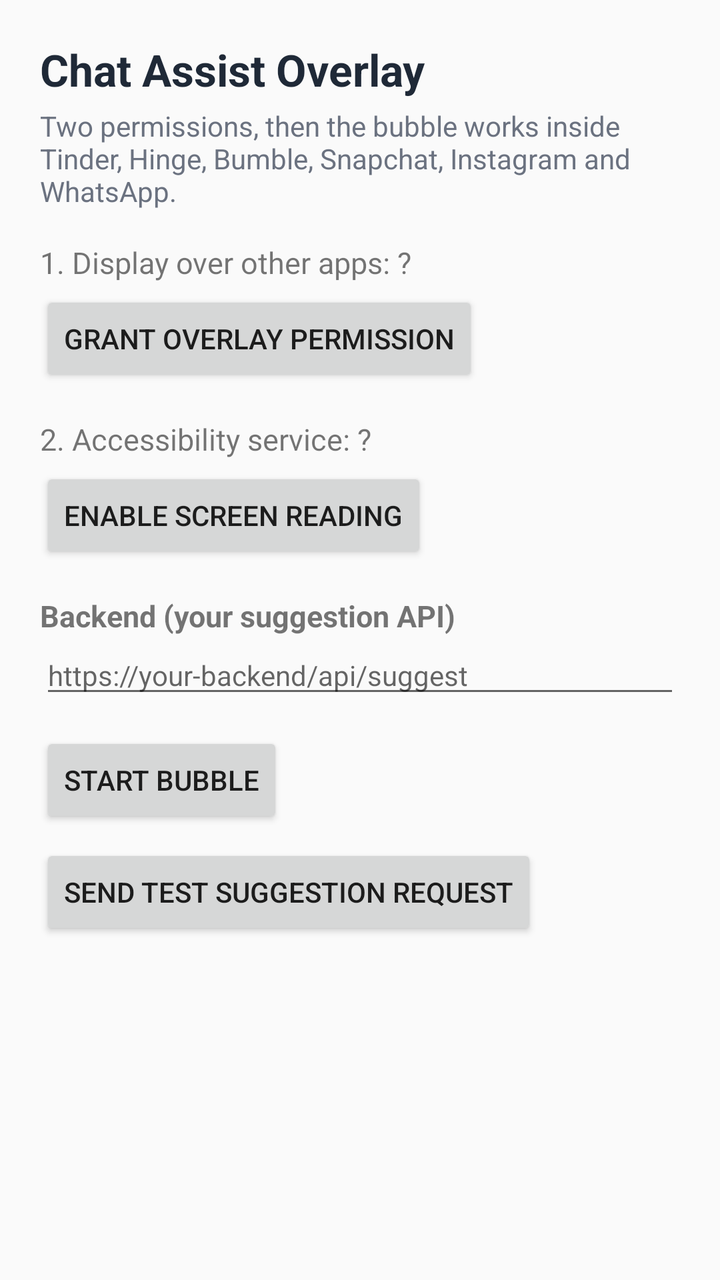
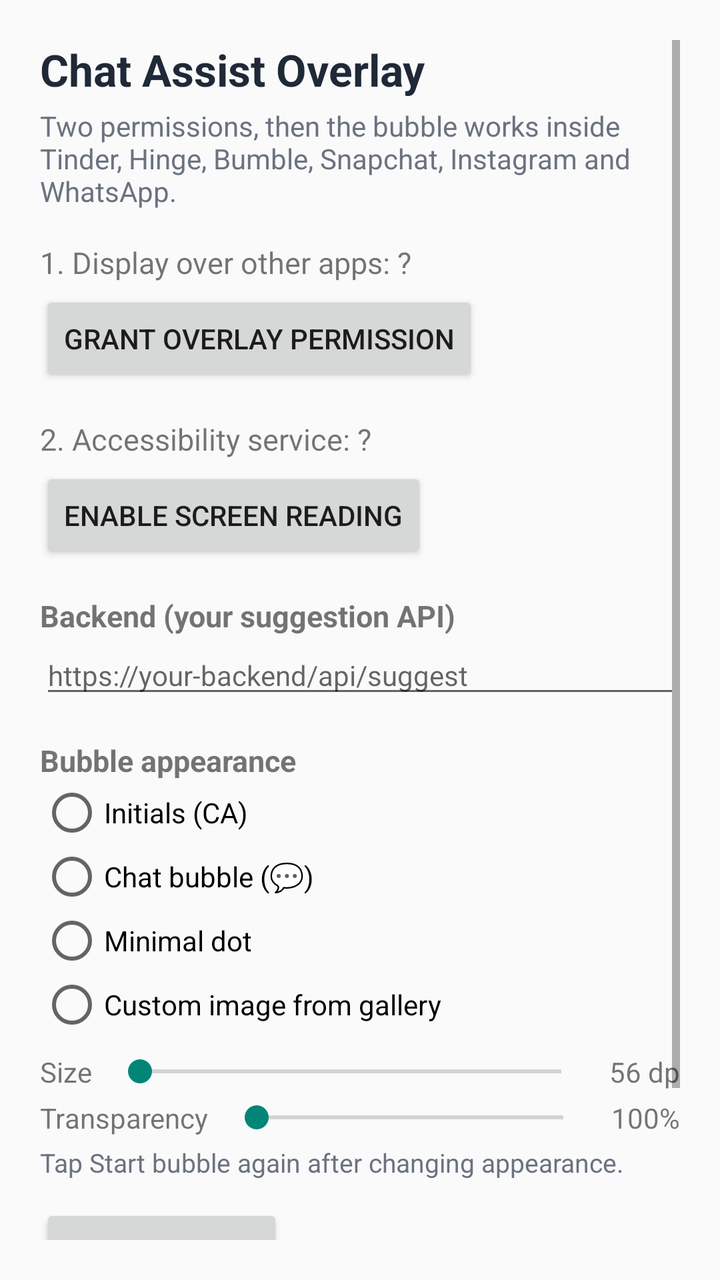

Before-and-after screenshots of an Android layout around one commit, followed by the original layout XML and the change that was made.
<!-- AndroidManifest.xml: application theme Theme.ChatAssist -->
<!-- res/layout/activity_main.xml -->
<?xml version="1.0" encoding="utf-8"?>
<ScrollView xmlns:android="http://schemas.android.com/apk/res/android"
    android:layout_width="match_parent"
    android:layout_height="match_parent"
    android:padding="20dp">

    <LinearLayout
        android:layout_width="match_parent"
        android:layout_height="wrap_content"
        android:orientation="vertical">

        <TextView
            android:layout_width="wrap_content"
            android:layout_height="wrap_content"
            android:text="Chat Assist Overlay"
            android:textColor="@color/ink"
            android:textSize="22sp"
            android:textStyle="bold" />

        <TextView
            android:layout_width="wrap_content"
            android:layout_height="wrap_content"
            android:layout_marginTop="4dp"
            android:text="Two permissions, then the bubble works inside Tinder, Hinge, Bumble, Snapchat, Instagram and WhatsApp."
            android:textColor="#6B7280"
            android:textSize="14sp" />

        <TextView
            android:id="@+id/statusOverlay"
            android:layout_width="wrap_content"
            android:layout_height="wrap_content"
            android:layout_marginTop="16dp"
            android:text="1. Display over other apps: ?"
            android:textSize="15sp" />

        <Button
            android:id="@+id/btnOverlay"
            android:layout_width="wrap_content"
            android:layout_height="wrap_content"
            android:layout_marginTop="4dp"
            android:text="Grant overlay permission" />

        <TextView
            android:id="@+id/statusA11y"
            android:layout_width="wrap_content"
            android:layout_height="wrap_content"
            android:layout_marginTop="16dp"
            android:text="2. Accessibility service: ?"
            android:textSize="15sp" />

        <Button
            android:id="@+id/btnA11y"
            android:layout_width="wrap_content"
            android:layout_height="wrap_content"
            android:layout_marginTop="4dp"
            android:text="Enable screen reading" />

        <TextView
            android:layout_width="wrap_content"
            android:layout_height="wrap_content"
            android:layout_marginTop="16dp"
            android:text="Backend (your suggestion API)"
            android:textSize="15sp"
            android:textStyle="bold" />

        <EditText
            android:id="@+id/inputBackendUrl"
            android:layout_width="match_parent"
            android:layout_height="wrap_content"
            android:hint="https://your-backend/api/suggest"
            android:inputType="textUri"
            android:textSize="14sp" />

        <Button
            android:id="@+id/btnStart"
            android:layout_width="wrap_content"
            android:layout_height="wrap_content"
            android:layout_marginTop="12dp"
            android:text="Start bubble" />

        <Button
            android:id="@+id/btnTest"
            android:layout_width="wrap_content"
            android:layout_height="wrap_content"
            android:layout_marginTop="8dp"
            android:text="Send test suggestion request" />

        <TextView
            android:id="@+id/testResult"
            android:layout_width="wrap_content"
            android:layout_height="wrap_content"
            android:layout_marginTop="8dp"
            android:text=""
            android:textSize="14sp" />
    </LinearLayout>
</ScrollView>
<!-- resources referenced by this layout -->
<resources>
  <color name="ink">#1F2937</color>
  <style name="Theme.ChatAssist" parent="Theme.AppCompat.Light.NoActionBar">
          <item name="colorPrimary">@color/brand</item>
          <item name="colorPrimaryDark">@color/brand_dark</item>
          <item name="android:windowBackground">@color/paper</item>
      </style>
  <color name="brand">#DB2777</color>
  <color name="brand_dark">#9D174D</color>
  <color name="paper">#FAFAFA</color>
</resources>

<!-- the commit's change to res/layout/activity_main.xml (unified diff, before → after) -->
@@ -71,6 +71,111 @@
             android:inputType="textUri"
             android:textSize="14sp" />
 
+        <TextView
+            android:layout_width="wrap_content"
+            android:layout_height="wrap_content"
+            android:layout_marginTop="16dp"
+            android:text="Bubble appearance"
+            android:textSize="15sp"
+            android:textStyle="bold" />
+
+        <RadioGroup
+            android:id="@+id/iconGroup"
+            android:layout_width="match_parent"
+            android:layout_height="wrap_content"
+            android:orientation="vertical">
+
+            <RadioButton
+                android:id="@+id/radioInitials"
+                android:layout_width="wrap_content"
+                android:layout_height="wrap_content"
+                android:text="Initials (CA)" />
+
+            <RadioButton
+                android:id="@+id/radioChat"
+                android:layout_width="wrap_content"
+                android:layout_height="wrap_content"
+                android:text="Chat bubble (💬)" />
+
+            <RadioButton
+                android:id="@+id/radioDot"
+                android:layout_width="wrap_content"
+                android:layout_height="wrap_content"
+                android:text="Minimal dot" />
+
+            <RadioButton
+                android:id="@+id/radioCustom"
+                android:layout_width="wrap_content"
+                android:layout_height="wrap_content"
+                android:text="Custom image from gallery" />
+        </RadioGroup>
+
+        <LinearLayout
+            android:layout_width="match_parent"
+            android:layout_height="wrap_content"
+            android:layout_marginTop="8dp"
+            android:gravity="center_vertical"
+            android:orientation="horizontal">
+
+            <TextView
+                android:layout_width="wrap_content"
+                android:layout_height="wrap_content"
+                android:text="Size"
+                android:textSize="14sp" />
+
+            <SeekBar
+                android:id="@+id/sizeSeek"
+                android:layout_width="0dp"
+                android:layout_height="wrap_content"
+                android:layout_marginStart="8dp"
+                android:layout_weight="1" />
+
+            <TextView
+                android:id="@+id/sizeValue"
+                android:layout_width="wrap_content"
+                android:layout_height="wrap_content"
+                android:layout_marginStart="8dp"
+                android:text="56 dp"
+                android:textSize="14sp" />
+        </LinearLayout>
+
+        <LinearLayout
+            android:layout_width="match_parent"
+            android:layout_height="wrap_content"
+            android:layout_marginTop="4dp"
+            android:gravity="center_vertical"
+            android:orientation="horizontal">
+
+            <TextView
+                android:layout_width="wrap_content"
+                android:layout_height="wrap_content"
+                android:text="Transparency"
+                android:textSize="14sp" />
+
+            <SeekBar
+                android:id="@+id/alphaSeek"
+                android:layout_width="0dp"
+                android:layout_height="wrap_content"
+                android:layout_marginStart="8dp"
+                android:layout_weight="1" />
+
+            <TextView
+                android:id="@+id/alphaValue"
+                android:layout_width="wrap_content"
+                android:layout_height="wrap_content"
+                android:layout_marginStart="8dp"
+                android:text="100%"
+                android:textSize="14sp" />
+        </LinearLayout>
+
+        <TextView
+            android:layout_width="wrap_content"
+            android:layout_height="wrap_content"
+            android:layout_marginTop="4dp"
+            android:text="Tap Start bubble again after changing appearance."
+            android:textColor="#6B7280"
+            android:textSize="13sp" />
+
         <Button
             android:id="@+id/btnStart"
             android:layout_width="wrap_content"
